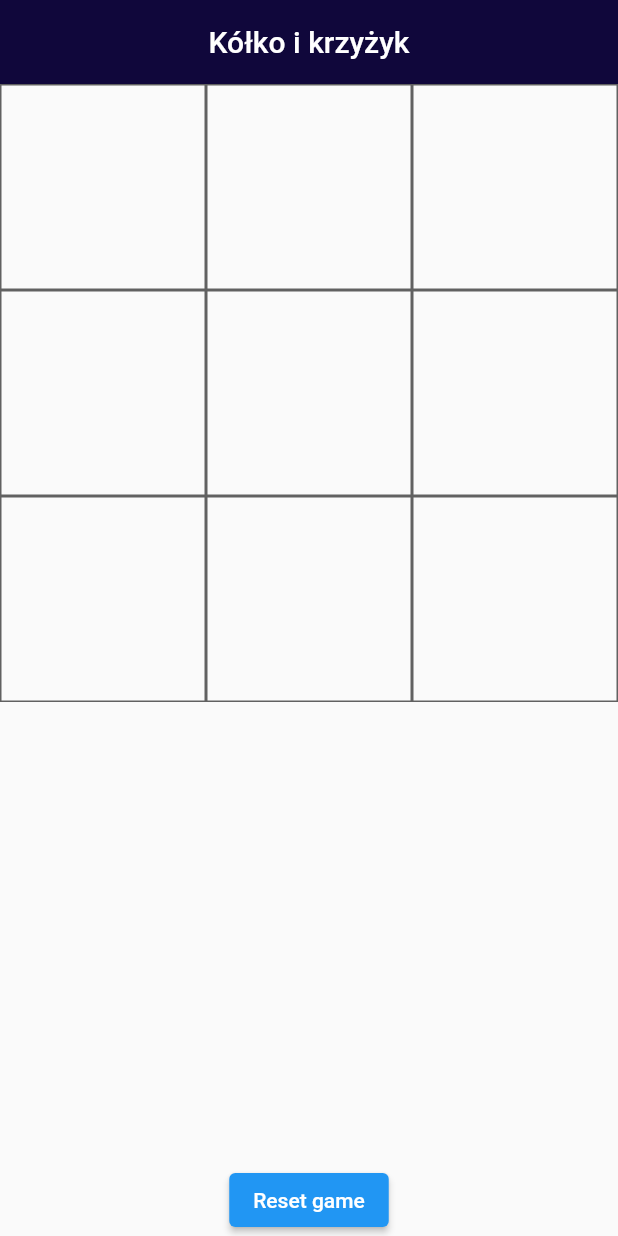
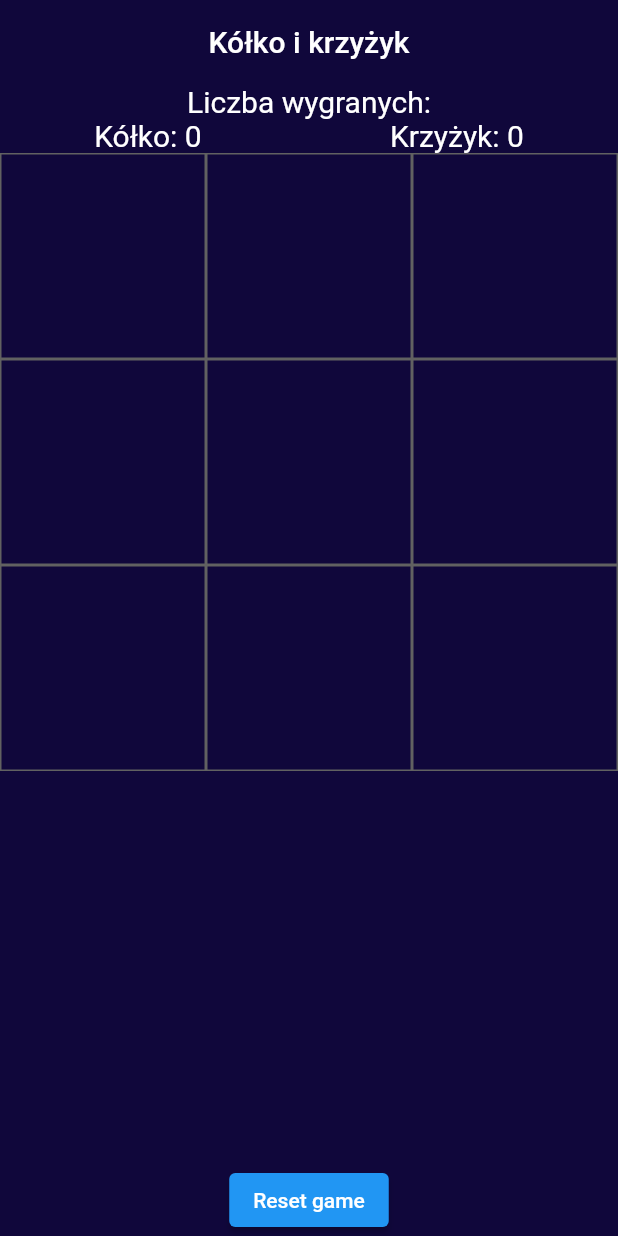
Before and after one commit to kamilb13/Tic_tac_toe, a Flutter app: the screen it shows after launch, on a phone screen of 412 x 824 dp. Run offline on Flutter 3.47's test engine with Material 2 defaults, Android fonts, the phone set to English and light mode, and no system bars.

Commit message:
update_1

```diff
--- a/lib/main.dart
+++ b/lib/main.dart
@@ -12,7 +12,6 @@ class MyApp extends StatefulWidget {
 }
 
 class _MyAppState extends State<MyApp> {
-  // This widget is the root of your application.
   @override
   Widget build(BuildContext context) {
     return MaterialApp(
@@ -51,6 +50,7 @@ class _homePageState extends State<homePage> {
   int player_1 = 0;
   int player_2 = 0;
   int count = 0;
+  final textStyle = const TextStyle(color: Colors.white, fontSize: 20);
 
   whoIsWinner(int numberOfindex) {
     final winner = board[numberOfindex];
@@ -108,21 +108,30 @@ class _homePageState extends State<homePage> {
   }
 
   isWin(int index_1, int index_2, int index_3) {
-    if (board[index_1] != '' && board[index_1] == board[index_2] && board[index_2] == board[index_3]) {
+    if (board[index_1] != '' &&
+        board[index_1] == board[index_2] &&
+        board[index_2] == board[index_3]) {
+      wincount(index_1);
+      whoWin(index_1);
+    }
+  }
+
+  wincount(int index_1) {
+    setState(() {
       if (board[index_1] == 'O') {
         player_1 += 1;
-        print(player_1);
+        print("Kolko zwycięstw: $player_1");
       } else {
         player_2 += 1;
-        print(player_2);
       }
-      whoWin(index_1);
-    }
+    });
+    return player_1;
   }
 
   @override
   Widget build(BuildContext context) {
     return Scaffold(
+      backgroundColor: Color.fromARGB(255, 16, 7, 59),
       appBar: AppBar(
         elevation: 0,
         centerTitle: true,
@@ -131,6 +140,20 @@ class _homePageState extends State<homePage> {
       ),
       body: Column(
         children: [
+          Container(
+            child: Column(
+              children: [
+                Text("Liczba wygranych:", style: textStyle),
+                Row(
+                  mainAxisAlignment: MainAxisAlignment.spaceAround,
+                  children: [
+                    Text("Kółko: $player_1", style: textStyle),
+                    Text("Krzyżyk: $player_2", style: textStyle),
+                  ],
+                )
+              ],
+            ),
+          ),
           Expanded(
             child: GridView.builder(
               itemCount: 9,
@@ -151,33 +174,17 @@ class _homePageState extends State<homePage> {
 
                       player = !player;
                       //row
-                      // if (board[0] != '' &&
-                      //     board[0] == board[1] &&
-                      //     board[1] == board[2]) {
-                      //   if (board[0] == 'O') {
-                      //     player_1 += 1;
-                      //     print(player_1);
-                      //   } else {
-                      //     player_2 += 1;
-                      //     print(player_2);
-                      //   }
-                      //   whoWin(0);
-                      // }
                       isWin(0, 1, 2);
+                      isWin(3, 4, 5);
+                      isWin(6, 7, 8);
 
-                      isWin(3, 4, 5);
+                      //column
+                      isWin(0, 3, 6);
+                      isWin(1, 4, 7);
+                      isWin(2, 5, 8);
 
-                      isWin(6, 7, 8);
-                      //column
-
-                      isWin(0, 3, 6);
-
-                      isWin(1, 4, 7);
-
-                      isWin(2, 5, 8);
                       //diagonal
                       isWin(0, 4, 8);
-
                       isWin(2, 4, 6);
 
                       if (count == 9) {
@@ -190,7 +197,7 @@ class _homePageState extends State<homePage> {
                         border: Border.all(color: Colors.grey.shade700)),
                     child: Center(
                       child: Text(board[index],
-                          style: const TextStyle(
+                          style: const TextStyle(color: Colors.white,
                               fontSize: 60, fontWeight: FontWeight.bold)),
                     ),
                   ),
```
